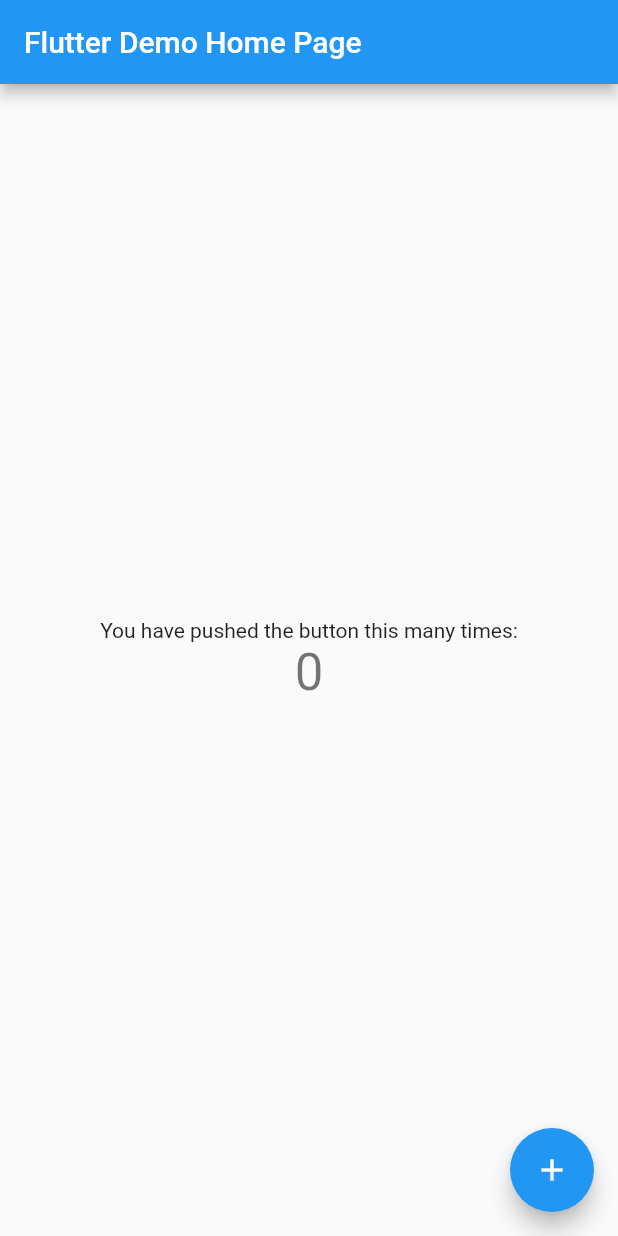
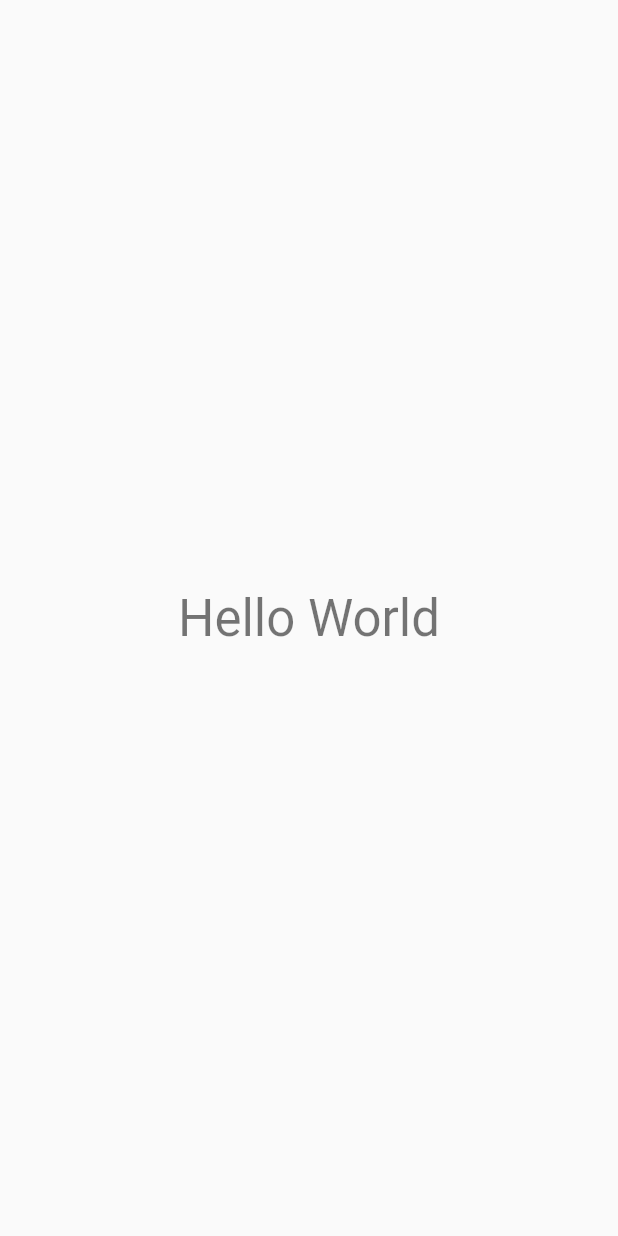
Before and after one commit to hisho/flutter-pokemon, a Flutter app: the screen it shows after launch, on a phone screen of 412 x 824 dp. Run offline on Flutter 3.47's test engine with Material 2 defaults, Android fonts, the phone set to English and light mode, and no system bars.

Commit message:
💥 delete counter and create hello world

```diff
--- a/lib/main.dart
+++ b/lib/main.dart
@@ -7,109 +7,29 @@ void main() {
 class MyApp extends StatelessWidget {
   const MyApp({Key? key}) : super(key: key);
 
-  // This widget is the root of your application.
   @override
   Widget build(BuildContext context) {
     return MaterialApp(
       title: 'Flutter Demo',
       theme: ThemeData(
-        // This is the theme of your application.
-        //
-        // Try running your application with "flutter run". You'll see the
-        // application has a blue toolbar. Then, without quitting the app, try
-        // changing the primarySwatch below to Colors.green and then invoke
-        // "hot reload" (press "r" in the console where you ran "flutter run",
-        // or simply save your changes to "hot reload" in a Flutter IDE).
-        // Notice that the counter didn't reset back to zero; the application
-        // is not restarted.
         primarySwatch: Colors.blue,
       ),
-      home: const MyHomePage(title: 'Flutter Demo Home Page'),
+      home: MyHomePage(
+        title: 'first',
+      ),
     );
   }
 }
 
-class MyHomePage extends StatefulWidget {
+class MyHomePage extends StatelessWidget {
   const MyHomePage({Key? key, required this.title}) : super(key: key);
-
-  // This widget is the home page of your application. It is stateful, meaning
-  // that it has a State object (defined below) that contains fields that affect
-  // how it looks.
-
-  // This class is the configuration for the state. It holds the values (in this
-  // case the title) provided by the parent (in this case the App widget) and
-  // used by the build method of the State. Fields in a Widget subclass are
-  // always marked "final".
-
   final String title;
-
-  @override
-  State<MyHomePage> createState() => _MyHomePageState();
-}
-
-class _MyHomePageState extends State<MyHomePage> {
-  int _counter = 0;
-
-  void _incrementCounter() {
-    setState(() {
-      // This call to setState tells the Flutter framework that something has
-      // changed in this State, which causes it to rerun the build method below
-      // so that the display can reflect the updated values. If we changed
-      // _counter without calling setState(), then the build method would not be
-      // called again, and so nothing would appear to happen.
-      _counter++;
-    });
-  }
-
   @override
   Widget build(BuildContext context) {
-    // This method is rerun every time setState is called, for instance as done
-    // by the _incrementCounter method above.
-    //
-    // The Flutter framework has been optimized to make rerunning build methods
-    // fast, so that you can just rebuild anything that needs updating rather
-    // than having to individually change instances of widgets.
     return Scaffold(
-      appBar: AppBar(
-        // Here we take the value from the MyHomePage object that was created by
-        // the App.build method, and use it to set our appbar title.
-        title: Text(widget.title),
-      ),
       body: Center(
-        // Center is a layout widget. It takes a single child and positions it
-        // in the middle of the parent.
-        child: Column(
-          // Column is also a layout widget. It takes a list of children and
-          // arranges them vertically. By default, it sizes itself to fit its
-          // children horizontally, and tries to be as tall as its parent.
-          //
-          // Invoke "debug painting" (press "p" in the console, choose the
-          // "Toggle Debug Paint" action from the Flutter Inspector in Android
-          // Studio, or the "Toggle Debug Paint" command in Visual Studio Code)
-          // to see the wireframe for each widget.
-          //
-          // Column has various properties to control how it sizes itself and
-          // how it positions its children. Here we use mainAxisAlignment to
-          // center the children vertically; the main axis here is the vertical
-          // axis because Columns are vertical (the cross axis would be
-          // horizontal).
-          mainAxisAlignment: MainAxisAlignment.center,
-          children: <Widget>[
-            const Text(
-              'You have pushed the button this many times:',
-            ),
-            Text(
-              '$_counter',
-              style: Theme.of(context).textTheme.headline4,
-            ),
-          ],
-        ),
-      ),
-      floatingActionButton: FloatingActionButton(
-        onPressed: _incrementCounter,
-        tooltip: 'Increment',
-        child: const Icon(Icons.add),
-      ), // This trailing comma makes auto-formatting nicer for build methods.
+          child: Text("Hello World",
+              style: Theme.of(context).textTheme.headline4)),
     );
   }
 }
```
